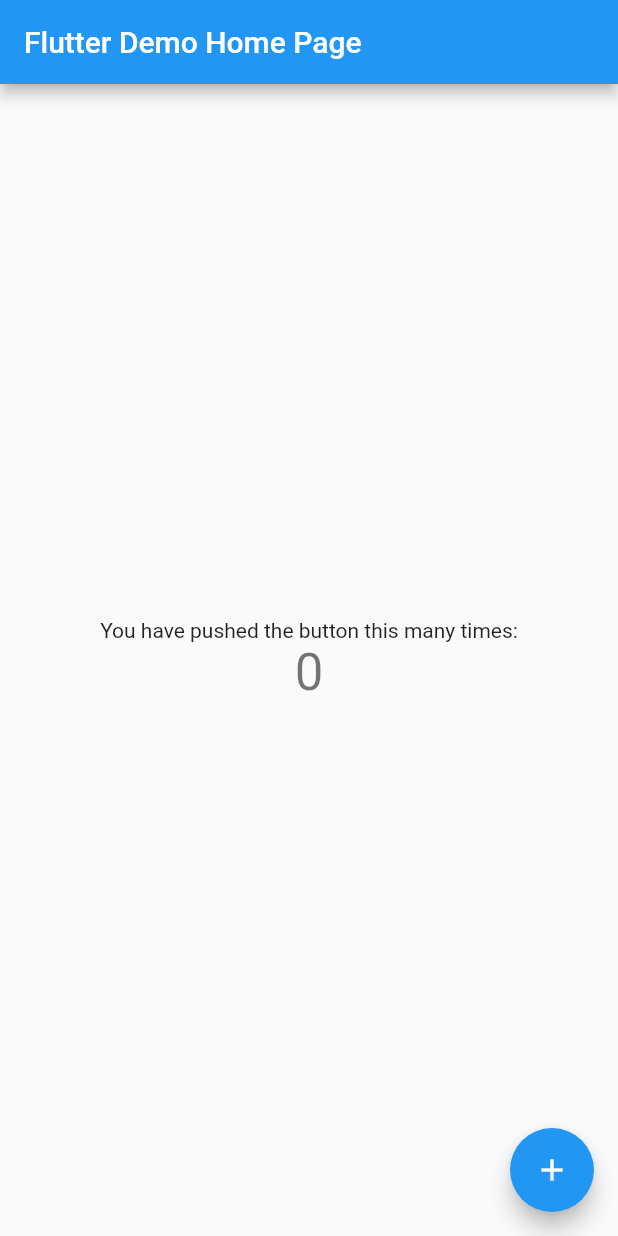
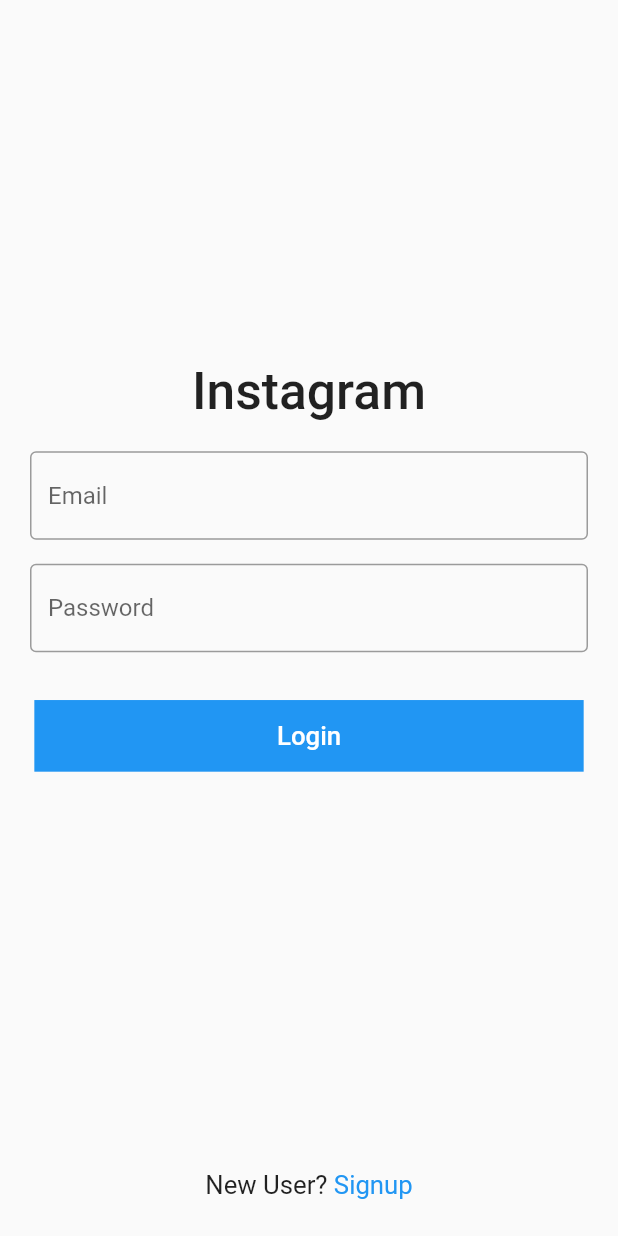
Before and after one commit to NohraJSeif/instagram_reel_clone, a Flutter app: the screen it shows after launch, on a phone screen of 412 x 824 dp. Run offline on Flutter 3.47's test engine with Material 2 defaults, Android fonts, the phone set to English and light mode, and no system bars; our stand-ins replace flutter_screenutil.

Commit message:
login scrren added

```diff
--- a/lib/main.dart
+++ b/lib/main.dart
@@ -1,4 +1,6 @@
 import 'package:flutter/material.dart';
+import 'package:flutter_screenutil/flutter_screenutil.dart';
+import './screens/login_screen.dart';
 
 void main() {
   runApp(const MyApp());
@@ -10,106 +12,15 @@
   // This widget is the root of your application.
   @override
   Widget build(BuildContext context) {
-    return MaterialApp(
-      title: 'Flutter Demo',
-      theme: ThemeData(
-        // This is the theme of your application.
-        //
-        // Try running your application with "flutter run". You'll see the
-        // application has a blue toolbar. Then, without quitting the app, try
-        // changing the primarySwatch below to Colors.green and then invoke
-        // "hot reload" (press "r" in the console where you ran "flutter run",
-        // or simply save your changes to "hot reload" in a Flutter IDE).
-        // Notice that the counter didn't reset back to zero; the application
-        // is not restarted.
-        primarySwatch: Colors.blue,
-      ),
-      home: const MyHomePage(title: 'Flutter Demo Home Page'),
-    );
+    return ScreenUtilInit(builder: (context, child) {
+      return MaterialApp(
+        title: 'Instagram reel clone',
+        debugShowCheckedModeBanner: false,
+        theme: ThemeData(
+          primarySwatch: Colors.blue,
+        ),
+        home: const LoginScreen(),
+      );
+    });
   }
 }
-
-class MyHomePage extends StatefulWidget {
-  const MyHomePage({super.key, required this.title});
-
-  // This widget is the home page of your application. It is stateful, meaning
-  // that it has a State object (defined below) that contains fields that affect
-  // how it looks.
-
-  // This class is the configuration for the state. It holds the values (in this
-  // case the title) provided by the parent (in this case the App widget) and
-  // used by the build method of the State. Fields in a Widget subclass are
-  // always marked "final".
-
-  final String title;
-
-  @override
-  State<MyHomePage> createState() => _MyHomePageState();
-}
-
-class _MyHomePageState extends State<MyHomePage> {
-  int _counter = 0;
-
-  void _incrementCounter() {
-    setState(() {
-      // This call to setState tells the Flutter framework that something has
-      // changed in this State, which causes it to rerun the build method below
-      // so that the display can reflect the updated values. If we changed
-      // _counter without calling setState(), then the build method would not be
-      // called again, and so nothing would appear to happen.
-      _counter++;
-    });
-  }
-
-  @override
-  Widget build(BuildContext context) {
-    // This method is rerun every time setState is called, for instance as done
-    // by the _incrementCounter method above.
-    //
-    // The Flutter framework has been optimized to make rerunning build methods
-    // fast, so that you can just rebuild anything that needs updating rather
-    // than having to individually change instances of widgets.
-    return Scaffold(
-      appBar: AppBar(
-        // Here we take the value from the MyHomePage object that was created by
-        // the App.build method, and use it to set our appbar title.
-        title: Text(widget.title),
-      ),
-      body: Center(
-        // Center is a layout widget. It takes a single child and positions it
-        // in the middle of the parent.
-        child: Column(
-          // Column is also a layout widget. It takes a list of children and
-          // arranges them vertically. By default, it sizes itself to fit its
-          // children horizontally, and tries to be as tall as its parent.
-          //
-          // Invoke "debug painting" (press "p" in the console, choose the
-          // "Toggle Debug Paint" action from the Flutter Inspector in Android
-          // Studio, or the "Toggle Debug Paint" command in Visual Studio Code)
-          // to see the wireframe for each widget.
-          //
-          // Column has various properties to control how it sizes itself and
-          // how it positions its children. Here we use mainAxisAlignment to
-          // center the children vertically; the main axis here is the vertical
-          // axis because Columns are vertical (the cross axis would be
-          // horizontal).
-          mainAxisAlignment: MainAxisAlignment.center,
-          children: <Widget>[
-            const Text(
-              'You have pushed the button this many times:',
-            ),
-            Text(
-              '$_counter',
-              style: Theme.of(context).textTheme.headline4,
-            ),
-          ],
-        ),
-      ),
-      floatingActionButton: FloatingActionButton(
-        onPressed: _incrementCounter,
-        tooltip: 'Increment',
-        child: const Icon(Icons.add),
-      ), // This trailing comma makes auto-formatting nicer for build methods.
-    );
-  }
-}
--- /dev/null
+++ b/lib/screens/login_screen.dart
@@ -0,0 +1,101 @@
+import 'package:flutter/material.dart';
+import 'package:flutter_screenutil/flutter_screenutil.dart';
+
+class LoginScreen extends StatefulWidget {
+  const LoginScreen({super.key});
+
+  @override
+  State<LoginScreen> createState() => _LoginScreenState();
+}
+
+class _LoginScreenState extends State<LoginScreen> {
+  final TextEditingController email = TextEditingController();
+  final TextEditingController password = TextEditingController();
+
+  @override
+  Widget build(BuildContext context) {
+    return Scaffold(
+      body: SizedBox(
+        width: double.infinity,
+        child: Column(
+          mainAxisAlignment: MainAxisAlignment.center,
+          children: [
+            Text(
+              "Instagram",
+              style: TextStyle(
+                fontSize: 30.sp,
+                fontWeight: FontWeight.w500,
+              ),
+            ),
+            SizedBox(
+              height: 10.h,
+            ),
+            customTextField('Email', email),
+            customTextField('Password', password),
+            SizedBox(
+              height: 20.h,
+            ),
+            customButton("Login"),
+          ],
+        ),
+      ),
+      bottomNavigationBar: SizedBox(
+        height: 60.sp,
+        child: Row(
+          mainAxisAlignment: MainAxisAlignment.center,
+          children: [
+            Text(
+              "New User? ",
+              style: TextStyle(
+                fontSize: 15.sp,
+              ),
+            ),
+            InkWell(
+              onTap: () {},
+              child: Text(
+                "Signup",
+                style: TextStyle(
+                  fontSize: 15.sp,
+                  color: Colors.blue,
+                ),
+              ),
+            ),
+          ],
+        ),
+      ),
+    );
+  }
+
+  Widget customButton(String text) {
+    return Container(
+      height: 40.h,
+      width: 320.w,
+      color: Colors.blue,
+      alignment: Alignment.center,
+      child: Text(
+        text,
+        style: TextStyle(
+          color: Colors.white,
+          fontSize: 15.sp,
+          fontWeight: FontWeight.w500,
+        ),
+      ),
+    );
+  }
+
+  Widget customTextField(String hintText, TextEditingController controller) {
+    return Padding(
+      padding: const EdgeInsets.symmetric(
+        vertical: 8.0,
+        horizontal: 20,
+      ),
+      child: TextField(
+        controller: controller,
+        decoration: InputDecoration(
+          hintText: hintText,
+          border: OutlineInputBorder(),
+        ),
+      ),
+    );
+  }
+}
--- a/pubspec.yaml
+++ b/pubspec.yaml
@@ -39,6 +39,7 @@
   firebase_core: ^2.1.1
   firebase_auth: ^4.1.1
   cloud_firestore: ^4.0.4
+  flutter_screenutil: ^5.6.0
 
 dev_dependencies:
   flutter_test:
```
Also changed, not shown: lib/models/login_functions.dart (added), pubspec.lock.
